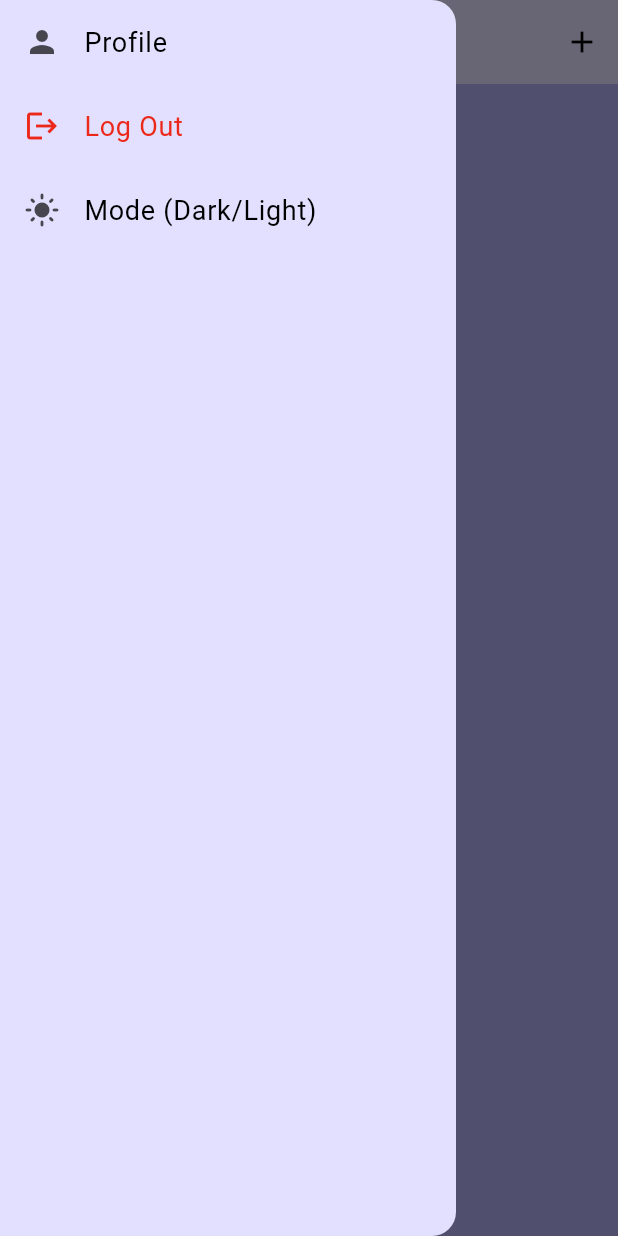
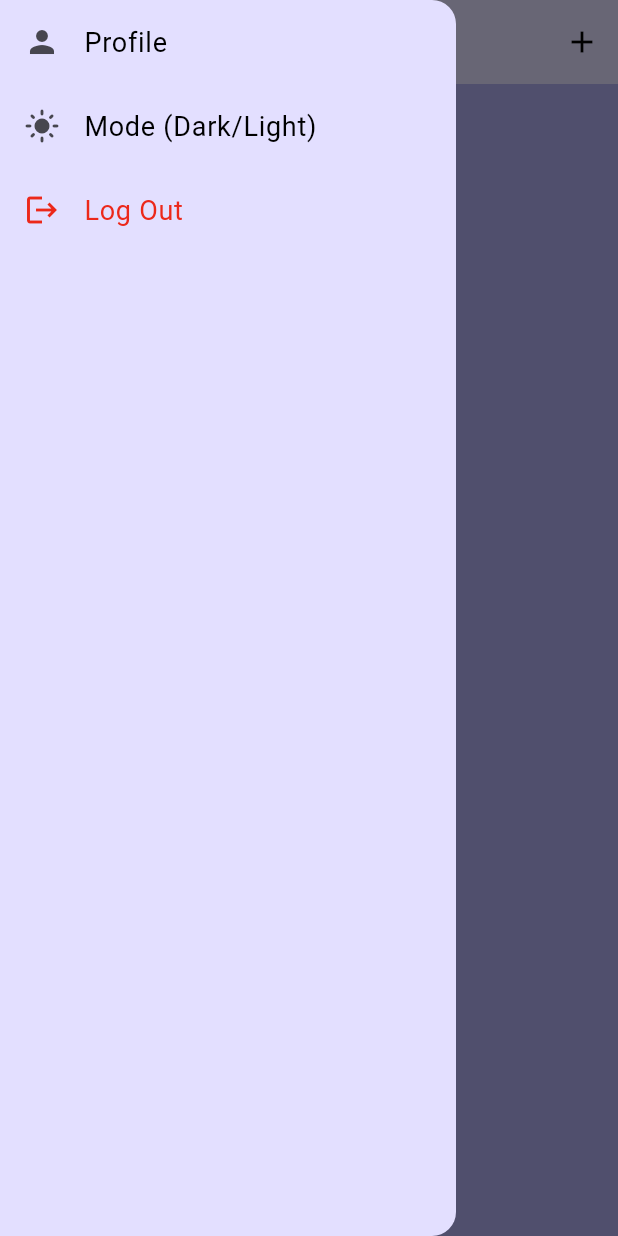
Before and after one commit to MotazElayyan/ProLeague, a Flutter app: the FavTeamsScreen screen opened directly, with the side drawer open, on a phone screen of 412 x 824 dp. Run offline on Flutter 3.47's test engine with Material 3 defaults, Android fonts, the phone set to English and light mode, and no system bars; our stand-ins replace carousel_slider, cloud_firestore, curved_navigation_bar, firebase_auth, firebase_core, firebase_storage and 4 more; accounts and stored records are empty; network calls fail.

Commit message:
changed title

```diff
--- a/lib/widgets/buildDrawer.dart
+++ b/lib/widgets/buildDrawer.dart
@@ -39,6 +39,19 @@ class _BuildDrawerState extends ConsumerState<BuildDrawer> {
             },
           ),
           ListTile(
+            leading: Icon(isDark ? Icons.dark_mode : Icons.light_mode),
+            title: Text(
+              'Mode (Dark/Light)',
+              style: Theme.of(context).textTheme.bodyLarge!.copyWith(
+                fontSize: 18,
+                color: Theme.of(context).colorScheme.secondary,
+              ),
+            ),
+            onTap: () {
+              ref.read(themeModeProvider.notifier).toggleTheme();
+            },
+          ),
+          ListTile(
             leading: const Icon(
               Icons.logout,
               color: Color.fromARGB(255, 236, 40, 26),
@@ -59,19 +72,6 @@ class _BuildDrawerState extends ConsumerState<BuildDrawer> {
               );
             },
           ),
-          ListTile(
-            leading: Icon(isDark ? Icons.dark_mode : Icons.light_mode),
-            title: Text(
-              'Mode (Dark/Light)',
-              style: Theme.of(context).textTheme.bodyLarge!.copyWith(
-                fontSize: 18,
-                color: Theme.of(context).colorScheme.secondary,
-              ),
-            ),
-            onTap: () {
-              ref.read(themeModeProvider.notifier).toggleTheme();
-            },
-          ),
         ],
       ),
     );
```
Also changed, not shown: lib/screens/pages/profilePage.dart (+7 -1 lines).
